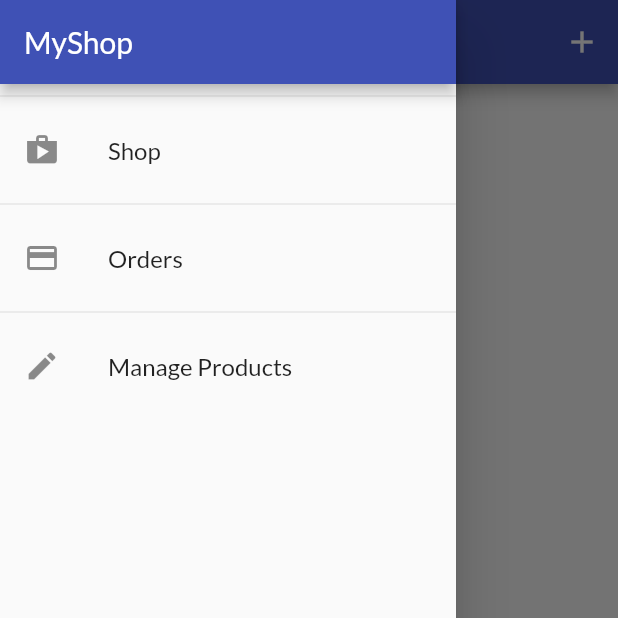
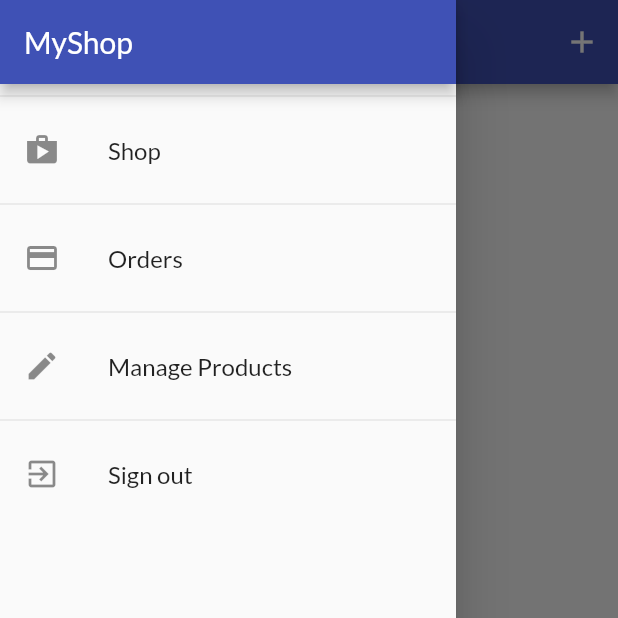
Before and after one commit to Abid-Hasan/fnd-shop-app, a Flutter app: the UserProductsScreen screen opened by its route, with the side drawer open, on a phone screen of 412 x 824 dp, the top half of it. Run offline on Flutter 3.47's test engine with Material 2 defaults, Android fonts, the phone set to English and light mode, and no system bars; network calls fail.

Commit message:
Add sign out functionality

```diff
--- a/lib/widgets/app_drawer.dart
+++ b/lib/widgets/app_drawer.dart
@@ -1,4 +1,6 @@
 import 'package:flutter/material.dart';
+import 'package:provider/provider.dart';
+import 'package:shop_app/providers/auth.dart';
 
 import '../screens/orders_screen.dart';
 import '../screens/user_products_screen.dart';
@@ -35,6 +37,12 @@ class AppDrawer extends StatelessWidget {
             onTap: () => Navigator.of(context)
                 .pushReplacementNamed(UserProductsScreen.routeName),
           ),
+          Divider(),
+          ListTile(
+            leading: Icon(Icons.exit_to_app),
+            title: Text("Sign out", style: TextStyle(fontSize: 16)),
+            onTap: Provider.of<Auth>(context, listen: false).signOut,
+          ),
         ],
       ),
     );
```
Also changed, not shown: lib/providers/auth.dart (+21 -0 lines).
